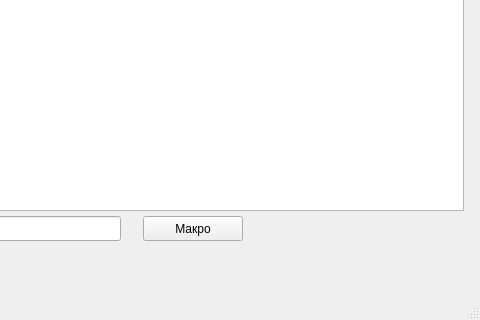
Old version of the form form.ui in the repository VitalyKalininSPB/TradeDiary; both pictures show x 647 to 1127 and y 340 to 660 of the 1127 by 660 pixel window.
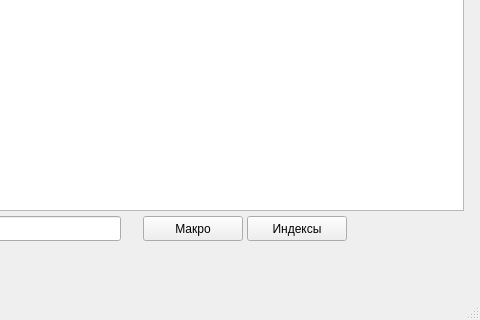
New version of the form.

Commit message: Индексы

```diff
--- a/form.ui
+++ b/form.ui
@@ -218,6 +218,19 @@
      <string>Макро</string>
     </property>
    </widget>
+   <widget class="QPushButton" name="indexButton">
+    <property name="geometry">
+     <rect>
+      <x>894</x>
+      <y>556</y>
+      <width>100</width>
+      <height>25</height>
+     </rect>
+    </property>
+    <property name="text">
+     <string>Индексы</string>
+    </property>
+   </widget>
    <widget class="QLabel" name="corrLabel">
     <property name="geometry">
      <rect>
```
The commit also changes 3 other files.
